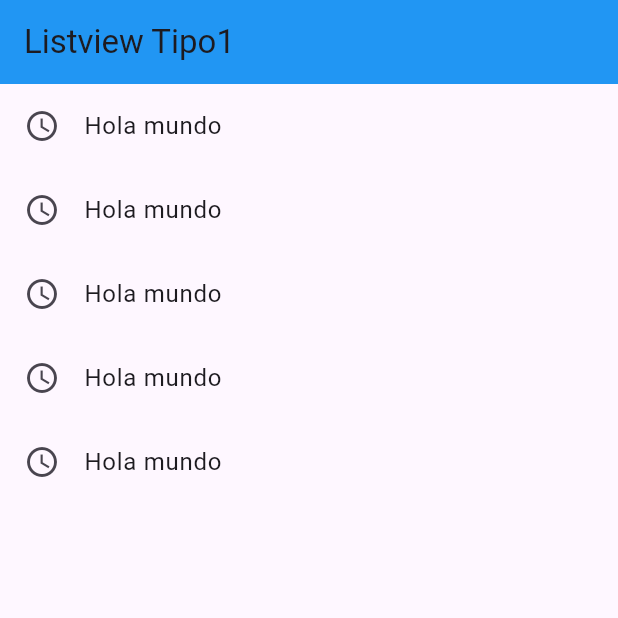
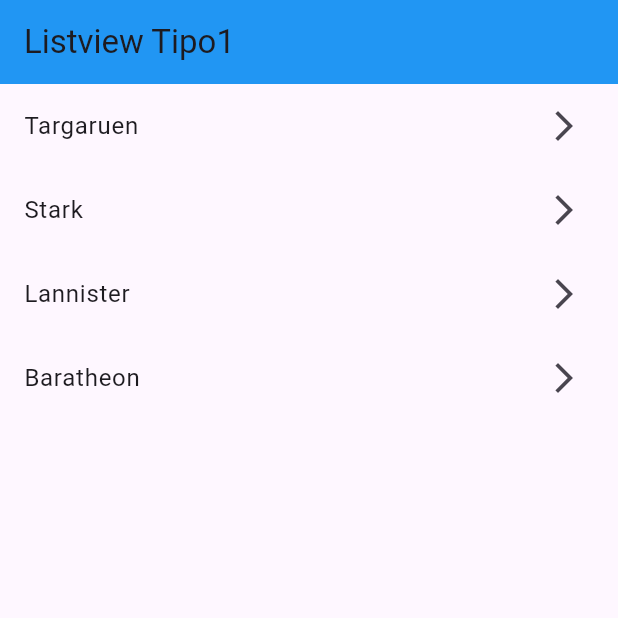
Before and after one commit to Javier-GitHU/fl_components, a Flutter app: the screen it shows after launch, on a phone screen of 412 x 824 dp, the top half of it. Run offline on Flutter 3.47's test engine with Material 3 defaults, Android fonts, the phone set to English and light mode, and no system bars.

Commit message:
Añadida lista de options

```diff
--- a/lib/srceens/listview1_screen.dart
+++ b/lib/srceens/listview1_screen.dart
@@ -15,27 +15,13 @@ class Listview1Screen extends StatelessWidget {
         backgroundColor: Colors.blue,
       ),
       body: ListView(
-        children: const [
-         ListTile(
-          leading: Icon(Icons.access_time_sharp),
-          title: Text('Hola mundo'),
+        children: [
+          ...options.map((e) =>
+          ListTile(
+          trailing: Icon(Icons.arrow_forward_ios_outlined),// LEading icono a la izquierda , trailing icono a la derecha
+          title: Text(e),
          ),
-           ListTile(
-          leading: Icon(Icons.access_time_sharp),
-          title: Text('Hola mundo'),
-         ),
-          ListTile(
-          leading: Icon(Icons.access_time_sharp),
-          title: Text('Hola mundo'),
-         ),
-          ListTile(
-          leading: Icon(Icons.access_time_sharp),
-          title: Text('Hola mundo'),
-         ),
-          ListTile(
-          leading: Icon(Icons.access_time_sharp),
-          title: Text('Hola mundo'),
-         ),
+         ).toList()
         ],
       )
     );
```
